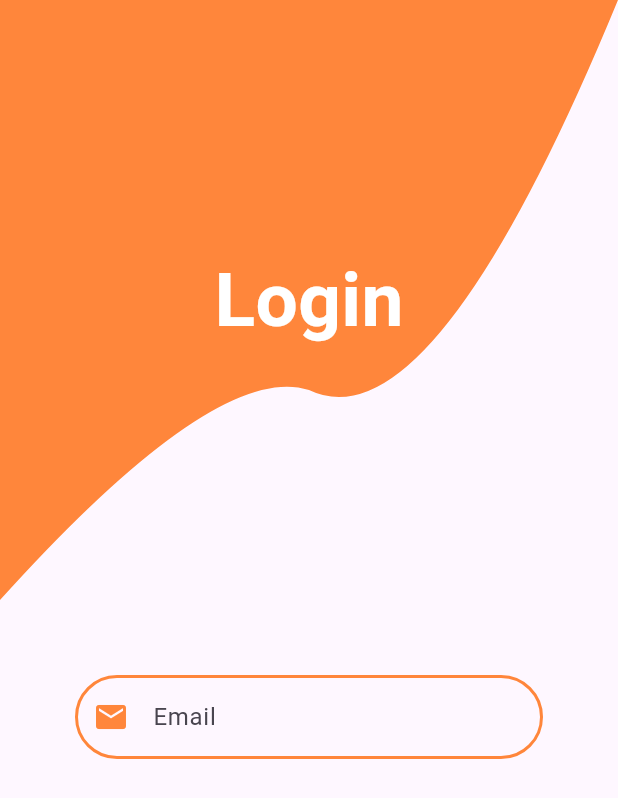
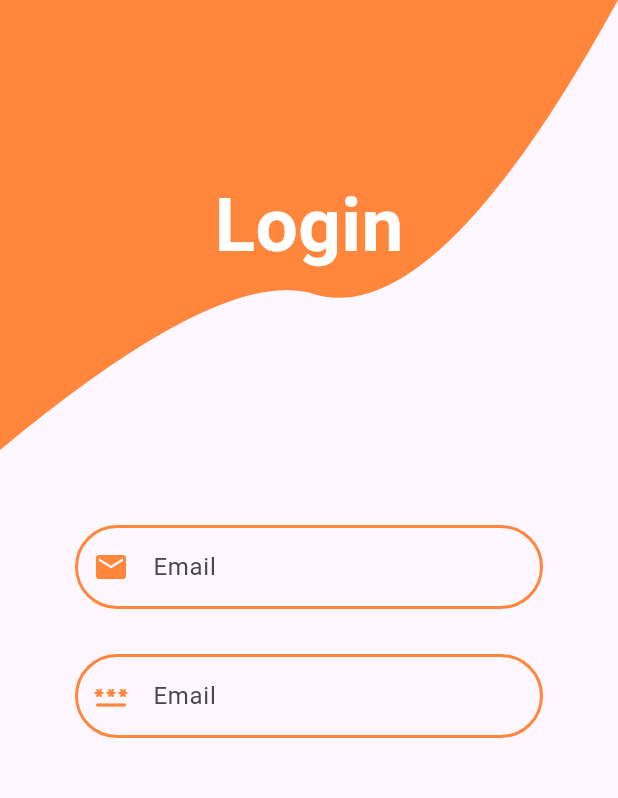
Before and after one commit to Shamil-Koorimannil/DonEat, a Flutter app: the screen it shows after launch, on a phone screen of 412 x 824 dp. Shown: the top 798 px of the screen. Run offline on Flutter 3.47's test engine with Material 3 defaults, Android fonts, the light colour scheme and no system bars; our stand-ins replace hive, hive_flutter; accounts and stored records are empty.

Commit message:
Login and register auth working on it

```diff
--- a/lib/Pages/Login-Signup/login.dart
+++ b/lib/Pages/Login-Signup/login.dart
@@ -22,7 +22,7 @@ class _LoginState extends State<Login> {
               key: UniqueKey(),
               clipper: LoginHead(),
               child: Container(
-                height: 400,
+                height: 300,
                 width: double.infinity,
                 decoration: BoxDecoration(
                   color: Color(0xFFFF863B),
@@ -66,9 +66,40 @@ class _LoginState extends State<Login> {
                       return null;
                   }
                   ),
-                  const SizedBox(height: 30,)
+                  const SizedBox(height: 30,),
+                TextFormField(
+                  controller: _emailController,
+                  decoration: InputDecoration(
+                    prefixIcon: Icon(Icons.password_rounded,color: Color(0xFFFF863B),),
+                    labelText: 'Email',
+
+                    enabledBorder: OutlineInputBorder(
+                      borderSide: BorderSide(color: Color(0xFFFF863B), width: 2.0),
+                      borderRadius: BorderRadius.circular(30.0),
+                    ),
+
+                    focusedBorder: OutlineInputBorder(
+                      borderSide: BorderSide(color: Color(0xFFFF863B), width: 3.0),
+                      borderRadius: BorderRadius.circular(30.0),
+                    ),
+                    // Border when there is an error
+                    errorBorder: OutlineInputBorder(
+                      borderSide: BorderSide(color: Colors.red, width: 2.0),
+                      borderRadius: BorderRadius.circular(30.0),
+                    ),
+                  ),
+
+                  validator: (value) {
+                    if (value == null || value.isEmpty) {
+                      return 'Please enter password';
+                    }
+                    return null;
+                  }
+                ),
                 ],
-                )),)
+                )
+            ),
+            )
           ],
         ),
       ),
--- a/lib/main.dart
+++ b/lib/main.dart
@@ -12,6 +12,11 @@ class DonEat extends StatelessWidget {
   @override
   Widget build(BuildContext context) {
     return MaterialApp(
+      theme: ThemeData(
+        textSelectionTheme: TextSelectionThemeData(
+          cursorColor: Color(0xFF666666)
+        )
+      ),
       debugShowCheckedModeBanner: false,
       home: const Splash_Screen(),
     );
--- a/pubspec.yaml
+++ b/pubspec.yaml
@@ -30,6 +30,8 @@ environment:
 dependencies:
   flutter:
     sdk: flutter
+  hive: ^2.2.3
+  hive_flutter: ^1.1.0
 
   # The following adds the Cupertino Icons font to your application.
   # Use with the CupertinoIcons class for iOS style icons.
@@ -38,7 +40,8 @@ dependencies:
 dev_dependencies:
   flutter_test:
     sdk: flutter
-
+  hive_generator: ^1.1.0
+  build_runner: ^2.2.3
   # The "flutter_lints" package below contains a set of recommended lints to
   # encourage good coding practices. The lint set provided by the package is
   # activated in the `analysis_options.yaml` file located at the root of your
```
Also changed, not shown: lib/Models/DonEat_model.dart (added, +26 -0 lines), assets/images/Doneat splash.png (added), lib/Models/DonEat_model.g.dart (added), pubspec.lock, 2 other files.
